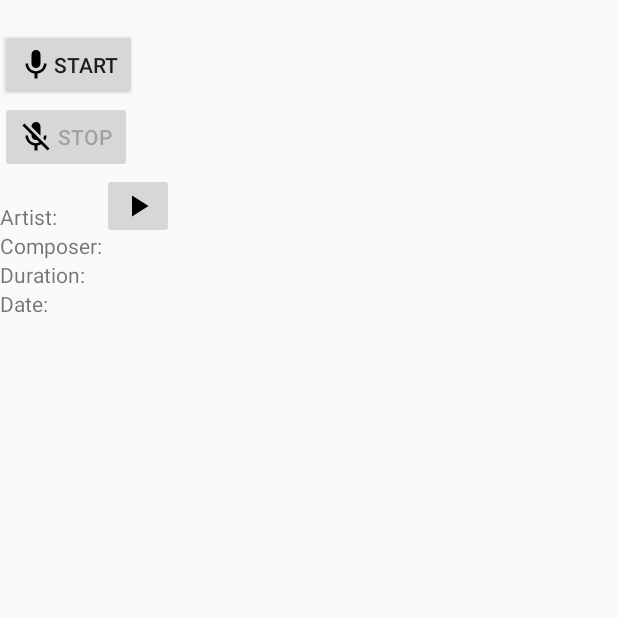
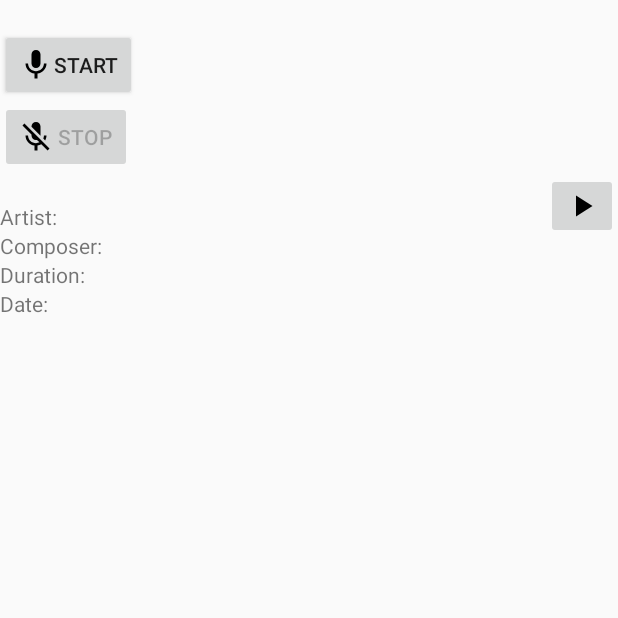
Before and after one commit to rootmos/audio-journal, an Android app: the screen it shows after launch (MainActivity), on a phone screen of 412 x 824 dp, the top half of it. Run offline under Robolectric (Android 15) with nearby library versions, the phone set to English and light mode, and no system bars; libraries missing offline, so code that uses them is left out: com.amazonaws.auth, com.amazonaws.regions, com.amazonaws.services, net.sourceforge.javaflacencoder; 12 statements that could not run were skipped.

Commit message:
Correctly align the sound controls to the end of the item

```diff
--- a/android/app/src/main/res/layout/activity_main.xml
+++ b/android/app/src/main/res/layout/activity_main.xml
@@ -25,8 +25,9 @@
         android:drawableLeft="@drawable/stop_recording"
         android:enabled="false" />
 
-    <ListView android:id="@+id/sounds"
-        android:layout_width="wrap_content"
+    <ListView
+        android:id="@+id/sounds"
+        android:layout_width="match_parent"
         android:layout_height="wrap_content" />
 
 </LinearLayout>
--- a/android/app/src/main/res/layout/sounds_item.xml
+++ b/android/app/src/main/res/layout/sounds_item.xml
@@ -97,7 +97,6 @@
         android:gravity="end"
         android:orientation="horizontal"
         app:layout_constraintEnd_toEndOf="parent"
-        app:layout_constraintStart_toEndOf="@+id/metadata"
         app:layout_constraintTop_toTopOf="parent">
 
         <ImageButton
```
